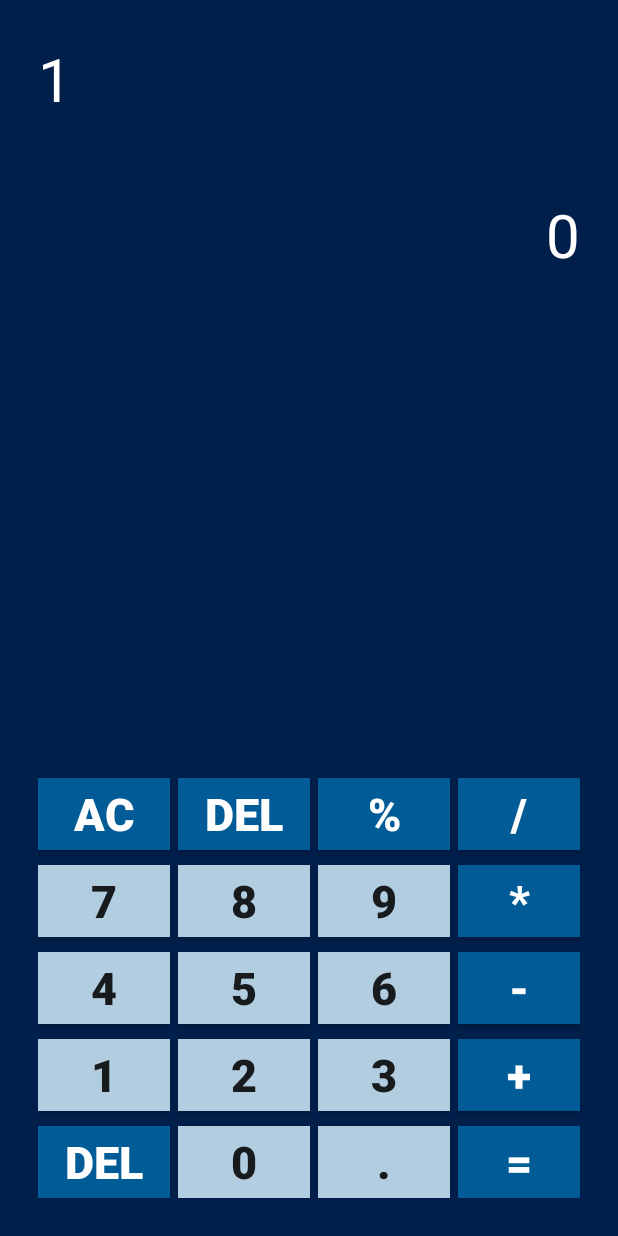
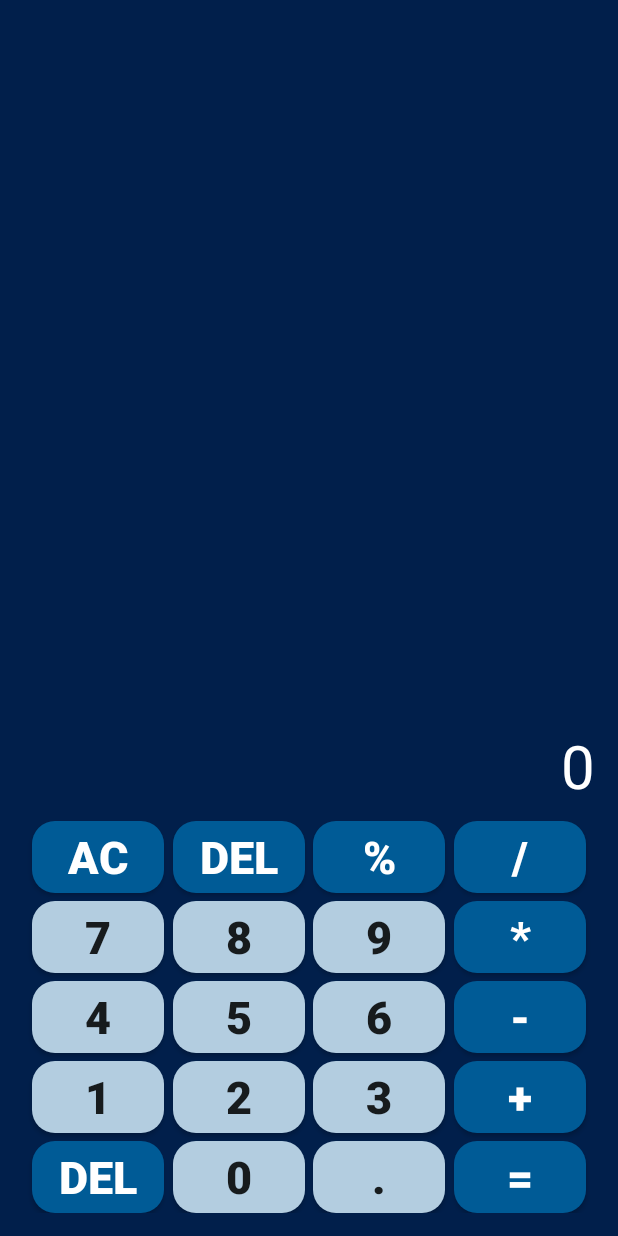
Before and after one commit to TropicalKhaotic/AndroidLearning, an Android app: the screen it shows after launch (MainActivity), on a phone screen of 412 x 824 dp. Run offline under Robolectric (Android 15) with nearby library versions, the phone set to English and light mode, and no system bars.

Commit message:
Created new layout using constraint_layout for the calculator

```diff
--- a/app/src/main/res/drawable/shape_button.xml
+++ b/app/src/main/res/drawable/shape_button.xml
@@ -1,4 +1,7 @@
 <?xml version="1.0" encoding="utf-8"?>
-<shape xmlns:android="http://schemas.android.com/apk/res/android">
+<shape xmlns:android="http://schemas.android.com/apk/res/android"
+    android:shape="rectangle">
+    <corners android:radius="15dp"/>
     <solid android:color="@color/light_blue"/>
+
 </shape>
--- a/app/src/main/res/drawable/shape_button_op.xml
+++ b/app/src/main/res/drawable/shape_button_op.xml
@@ -1,4 +1,6 @@
 <?xml version="1.0" encoding="utf-8"?>
-<shape xmlns:android="http://schemas.android.com/apk/res/android">
+<shape xmlns:android="http://schemas.android.com/apk/res/android"
+    android:shape="rectangle">
+    <corners android:radius="15dp"/>
     <solid android:color="@color/medium_blue"/>
 </shape>
--- a/app/src/main/res/layout/activity_main.xml
+++ b/app/src/main/res/layout/activity_main.xml
@@ -1,5 +1,5 @@
 <?xml version="1.0" encoding="utf-8"?>
-<RelativeLayout xmlns:android="http://schemas.android.com/apk/res/android"
+<androidx.constraintlayout.widget.ConstraintLayout xmlns:android="http://schemas.android.com/apk/res/android"
     xmlns:app="http://schemas.android.com/apk/res-auto"
     xmlns:tools="http://schemas.android.com/tools"
     android:id="@+id/main"
@@ -10,275 +10,304 @@
     tools:context=".MainActivity">
 
 
-    <RelativeLayout
-        android:id="@+id/text_view"
+    <TextView
+        android:id="@+id/results"
+        android:layout_width="match_parent"
+        android:layout_height="wrap_content"
+        android:layout_marginBottom="10dp"
+        android:text="@string/Num_0"
+        android:textAlignment="textEnd"
+        android:textColor="@color/white"
+        android:textSize="40sp"
+        app:layout_constraintBottom_toTopOf="@+id/backspace_2"
+        app:layout_constraintEnd_toEndOf="@id/main"
+        app:layout_constraintStart_toStartOf="@id/main"
+        app:layout_constraintVertical_weight="1"
+
+        >
+
+    </TextView>
+
+    <TextView
+        android:id="@+id/calculations"
+        android:layout_width="match_parent"
+        android:layout_height="wrap_content"
+        android:text=""
+        android:textAlignment="textStart"
+        android:textColor="@color/white"
+        android:textSize="30sp"
+        app:layout_constraintEnd_toEndOf="@id/main"
+        app:layout_constraintStart_toStartOf="@id/main"
+        app:layout_constraintTop_toTopOf="@id/main">
+
+    </TextView>
+
+    <Button
+        android:id="@+id/backspace"
+        style="@style/Button_op"
         android:layout_width="wrap_content"
         android:layout_height="wrap_content"
-        android:layout_centerHorizontal="true"
-        android:padding="10dp">
+        android:layout_marginTop="5dp"
+        android:text="@string/delete"
+        android:textColor="@color/white"
+        app:layout_constraintBottom_toBottomOf="@+id/main"
+        app:layout_constraintEnd_toStartOf="@id/zero"
+        app:layout_constraintStart_toStartOf="@id/main">
+
+    </Button>
+
+    <Button
+        android:id="@+id/zero"
+        style="@style/Button_1"
+        android:layout_width="wrap_content"
+        android:layout_height="wrap_content"
+        android:layout_marginTop="5dp"
+        android:text="@string/Num_0"
+        app:layout_constraintBottom_toBottomOf="@id/main"
+        app:layout_constraintEnd_toStartOf="@+id/dot_button"
+        app:layout_constraintStart_toEndOf="@id/backspace">
 
 
-        <TextView
-            android:id="@+id/calculations"
-            android:layout_width="match_parent"
-            android:layout_height="wrap_content"
-            android:text="1"
-            android:textAlignment="textStart"
-            android:textColor="@color/white"
-            android:textSize="40sp">
+    </Button>
 
-        </TextView>
-
-        <TextView
-            android:id="@+id/results"
-            android:layout_width="match_parent"
-            android:layout_height="wrap_content"
-            android:layout_below="@+id/calculations"
-            android:paddingTop="50dp"
-            android:text="0"
-            android:textAlignment="textEnd"
-            android:textColor="@color/white"
-            android:textSize="40sp">
-
-        </TextView>
-
-    </RelativeLayout>
-
-    <RelativeLayout
-        android:id="@+id/buttons"
+    <Button
+        android:id="@+id/dot_button"
+        style="@style/Button_1"
         android:layout_width="wrap_content"
         android:layout_height="wrap_content"
-        android:padding="10dp"
-        android:layout_below="@+id/text_view"
-        android:layout_centerHorizontal="true">
+        android:text="@string/dot"
+        app:layout_constraintBottom_toBottomOf="@+id/main"
+        app:layout_constraintEnd_toStartOf="@+id/equals_button"
+        app:layout_constraintStart_toEndOf="@id/zero">
 
-        <Button
-            android:id="@+id/ac_button"
-            style="@style/Button_op"
-            android:layout_above="@+id/seven"
-            android:layout_marginEnd="5dp"
-            android:text="@string/ac"
-            android:textColor="@color/white">
+    </Button>
 
-        </Button>
+    <Button
+        android:id="@+id/equals_button"
+        style="@style/Button_op"
+        android:layout_width="wrap_content"
+        android:layout_height="wrap_content"
+        android:text="@string/equals"
+        android:textColor="@color/white"
+        app:layout_constraintBottom_toBottomOf="@+id/main"
+        app:layout_constraintEnd_toEndOf="@id/main"
+        app:layout_constraintStart_toEndOf="@id/dot_button">
 
-        <Button
-            android:id="@+id/backspace"
-            style="@style/Button_op"
-            android:layout_above="@+id/eight"
-            android:layout_toEndOf="@id/ac_button"
-            android:layout_marginEnd="5dp"
-            android:text="@string/delete"
-            android:textColor="@color/white"
+    </Button>
 
-            >
+    <Button
+        android:id="@+id/one"
+        style="@style/Button_1"
+        android:layout_width="wrap_content"
+        android:layout_height="wrap_content"
+        android:layout_marginBottom="5dp"
+        android:text="@string/Num_1"
+        app:layout_constraintBottom_toTopOf="@+id/backspace"
+        app:layout_constraintEnd_toStartOf="@id/two"
+        app:layout_constraintStart_toStartOf="@id/main">
 
-        </Button>
+    </Button>
 
-        <Button
-            android:id="@+id/percent_button"
-            style="@style/Button_op"
-            android:layout_above="@+id/nine"
-            android:layout_toEndOf="@id/backspace"
-            android:layout_marginEnd="5dp"
-            android:text="@string/percentage"
-            android:textColor="@color/white">
+    <Button
+        android:id="@+id/two"
+        style="@style/Button_1"
+        android:layout_width="wrap_content"
+        android:layout_height="wrap_content"
+        android:layout_marginBottom="5dp"
+        android:text="@string/Num_2"
+        app:layout_constraintBottom_toTopOf="@id/zero"
+        app:layout_constraintEnd_toStartOf="@id/three"
+        app:layout_constraintStart_toEndOf="@id/one">
 
-        </Button>
+    </Button>
 
-        <Button
-            android:id="@+id/division_button"
-            style="@style/Button_op"
-            android:layout_above="@+id/multiplication_button"
-            android:layout_toEndOf="@id/percent_button"
-            android:text="@string/division"
-            android:textColor="@color/white">
+    <Button
+        android:id="@+id/three"
+        style="@style/Button_1"
+        android:layout_width="wrap_content"
+        android:layout_height="wrap_content"
+        android:layout_marginBottom="5dp"
+        android:text="@string/Num_3"
+        app:layout_constraintBottom_toTopOf="@+id/dot_button"
+        app:layout_constraintEnd_toStartOf="@+id/sum_button"
+        app:layout_constraintStart_toEndOf="@id/two">
 
-        </Button>
+    </Button>
 
-        <Button
-            android:id="@+id/seven"
-            style="@style/Button_1"
-            android:layout_above="@+id/four"
-            android:layout_marginTop="10dp"
-            android:layout_marginEnd="5dp"
-            android:text="@string/Num_7">
+    <Button
+        android:id="@+id/sum_button"
+        style="@style/Button_op"
+        android:layout_width="wrap_content"
+        android:layout_height="wrap_content"
+        android:layout_marginBottom="5dp"
+        android:text="@string/sum"
+        android:textColor="@color/white"
+        app:layout_constraintBottom_toTopOf="@+id/equals_button"
+        app:layout_constraintEnd_toEndOf="@id/main"
+        app:layout_constraintStart_toEndOf="@id/three">
 
-        </Button>
+    </Button>
 
-        <Button
-            android:id="@+id/eight"
-            style="@style/Button_1"
-            android:layout_above="@+id/five"
-            android:layout_toEndOf="@id/seven"
-            android:layout_marginTop="10dp"
-            android:layout_marginEnd="5dp"
-            android:text="@string/Num_8">
+    <Button
+        android:id="@+id/four"
+        style="@style/Button_1"
+        android:layout_width="wrap_content"
+        android:layout_height="wrap_content"
+        android:layout_marginBottom="5dp"
+        android:text="@string/Num_4"
+        app:layout_constraintBottom_toTopOf="@+id/one"
+        app:layout_constraintEnd_toStartOf="@id/two"
+        app:layout_constraintStart_toStartOf="@id/main">
 
-        </Button>
+    </Button>
 
-        <Button
-            android:id="@+id/nine"
-            style="@style/Button_1"
-            android:layout_above="@+id/six"
-            android:layout_toEndOf="@id/eight"
-            android:layout_marginTop="10dp"
-            android:layout_marginEnd="5dp"
-            android:text="@string/Num_9">
+    <Button
+        android:id="@+id/five"
+        style="@style/Button_1"
+        android:layout_width="wrap_content"
+        android:layout_height="wrap_content"
+        android:layout_marginBottom="5dp"
+        android:text="@string/Num_5"
+        app:layout_constraintBottom_toTopOf="@id/two"
+        app:layout_constraintEnd_toStartOf="@id/three"
+        app:layout_constraintStart_toEndOf="@id/one">
 
-        </Button>
+    </Button>
 
-        <Button
-            android:id="@+id/multiplication_button"
-            style="@style/Button_op"
-            android:layout_above="@+id/minus_button"
-            android:layout_toEndOf="@id/nine"
-            android:layout_marginTop="10dp"
+    <Button
+        android:id="@+id/six"
+        style="@style/Button_1"
+        android:layout_width="wrap_content"
+        android:layout_height="wrap_content"
+        android:layout_marginBottom="5dp"
+        android:text="@string/Num_6"
+        app:layout_constraintBottom_toTopOf="@+id/three"
+        app:layout_constraintEnd_toStartOf="@+id/sum_button"
+        app:layout_constraintStart_toEndOf="@id/two">
 
-            android:text="@string/multiplication"
-            android:textColor="@color/white">
+    </Button>
 
-        </Button>
+    <Button
+        android:id="@+id/minus_button"
+        style="@style/Button_op"
+        android:layout_width="wrap_content"
+        android:layout_height="wrap_content"
+        android:layout_marginBottom="5dp"
+        android:text="@string/minus"
+        android:textColor="@color/white"
+        app:layout_constraintBottom_toTopOf="@+id/sum_button"
+        app:layout_constraintEnd_toEndOf="@id/main"
+        app:layout_constraintStart_toEndOf="@id/three">
 
-        <Button
-            android:id="@+id/four"
-            style="@style/Button_1"
-            android:layout_above="@+id/one"
-            android:layout_marginTop="10dp"
-            android:layout_marginEnd="5dp"
-            android:text="@string/Num_4">
+    </Button>
 
-        </Button>
+    <Button
+        android:id="@+id/seven"
+        style="@style/Button_1"
+        android:layout_width="wrap_content"
+        android:layout_height="wrap_content"
+        android:layout_marginBottom="5dp"
+        android:text="@string/Num_7"
+        app:layout_constraintBottom_toTopOf="@+id/four"
+        app:layout_constraintEnd_toStartOf="@id/two"
+        app:layout_constraintStart_toStartOf="@id/main">
 
-        <Button
-            android:id="@+id/five"
-            style="@style/Button_1"
-            android:layout_above="@+id/two"
-            android:layout_toEndOf="@id/four"
-            android:layout_marginTop="10dp"
-            android:layout_marginEnd="5dp"
-            android:text="@string/Num_5">
+    </Button>
 
-        </Button>
+    <Button
+        android:id="@+id/eight"
+        style="@style/Button_1"
+        android:layout_width="wrap_content"
+        android:layout_height="wrap_content"
+        android:layout_marginBottom="5dp"
+        android:text="@string/Num_8"
+        app:layout_constraintBottom_toTopOf="@id/five"
+        app:layout_constraintEnd_toStartOf="@id/three"
+        app:layout_constraintStart_toEndOf="@id/one">
 
-        <Button
-            android:id="@+id/six"
-            style="@style/Button_1"
-            android:layout_above="@+id/three"
-            android:layout_toEndOf="@id/five"
-            android:layout_marginTop="10dp"
-            android:layout_marginEnd="5dp"
-            android:text="@string/Num_6"
+    </Button>
 
-            >
+    <Button
+        android:id="@+id/nine"
+        style="@style/Button_1"
+        android:layout_width="wrap_content"
+        android:layout_height="wrap_content"
+        android:layout_marginBottom="5dp"
+        android:text="@string/Num_9"
+        app:layout_constraintBottom_toTopOf="@+id/six"
+        app:layout_constraintEnd_toStartOf="@+id/sum_button"
+        app:layout_constraintStart_toEndOf="@id/two">
 
-        </Button>
+    </Button>
 
-        <Button
-            android:id="@+id/minus_button"
-            style="@style/Button_op"
-            android:layout_above="@+id/sum_button"
-            android:layout_toEndOf="@id/six"
-            android:layout_marginTop="10dp"
+    <Button
+        android:id="@+id/multiplication_button"
+        style="@style/Button_op"
+        android:layout_width="wrap_content"
+        android:layout_height="wrap_content"
+        android:layout_marginBottom="5dp"
+        android:text="@string/multiplication"
+        android:textColor="@color/white"
+        app:layout_constraintBottom_toTopOf="@+id/minus_button"
+        app:layout_constraintEnd_toEndOf="@id/main"
+        app:layout_constraintStart_toEndOf="@id/three">
 
-            android:text="@string/minus"
-            android:textColor="@color/white"
+    </Button>
 
-            >
+    <Button
+        android:id="@+id/ac_button"
+        style="@style/Button_op"
+        android:layout_width="wrap_content"
+        android:layout_height="wrap_content"
+        android:layout_marginBottom="5dp"
+        android:text="@string/ac"
+        android:textColor="@color/white"
+        app:layout_constraintBottom_toTopOf="@id/seven"
+        app:layout_constraintEnd_toStartOf="@id/backspace_2"
+        app:layout_constraintStart_toStartOf="@id/main">
 
-        </Button>
+    </Button>
 
-        <Button
-            android:id="@+id/one"
-            style="@style/Button_1"
-            android:layout_above="@+id/backspace_2"
-            android:layout_marginTop="10dp"
-            android:layout_marginEnd="5dp"
-            android:text="@string/Num_1">
+    <Button
+        android:id="@+id/backspace_2"
+        style="@style/Button_op"
+        android:layout_width="wrap_content"
+        android:layout_height="wrap_content"
+        android:layout_marginBottom="5dp"
+        android:text="@string/delete"
+        android:textColor="@color/white"
+        app:layout_constraintBottom_toTopOf="@id/eight"
+        app:layout_constraintEnd_toStartOf="@id/percent_button"
+        app:layout_constraintStart_toEndOf="@id/ac_button">
 
-        </Button>
+    </Button>
 
-        <Button
-            android:id="@+id/two"
-            style="@style/Button_1"
-            android:layout_above="@+id/zero"
-            android:layout_toEndOf="@id/one"
-            android:layout_marginTop="10dp"
-            android:layout_marginEnd="5dp"
-            android:text="@string/Num_2">
+    <Button
+        android:id="@+id/percent_button"
+        style="@style/Button_op"
+        android:layout_width="wrap_content"
+        android:layout_height="wrap_content"
+        android:layout_marginBottom="5dp"
+        android:text="@string/percentage"
+        android:textColor="@color/white"
+        app:layout_constraintBottom_toTopOf="@id/nine"
+        app:layout_constraintEnd_toStartOf="@id/division_button"
+        app:layout_constraintStart_toEndOf="@id/backspace_2">
 
-        </Button>
+    </Button>
 
-        <Button
-            android:id="@+id/three"
-            style="@style/Button_1"
-            android:layout_above="@+id/dot_button"
-            android:layout_toEndOf="@id/two"
-            android:layout_marginTop="10dp"
-            android:layout_marginEnd="5dp"
-            android:text="@string/Num_3">
+    <Button
+        android:id="@+id/division_button"
+        style="@style/Button_op"
+        android:layout_width="wrap_content"
+        android:layout_height="wrap_content"
+        android:layout_marginBottom="5dp"
+        android:text="@string/division"
+        android:textColor="@color/white"
+        app:layout_constraintBottom_toTopOf="@id/multiplication_button"
+        app:layout_constraintEnd_toEndOf="@id/main"
+        app:layout_constraintStart_toEndOf="@id/percent_button">
 
-        </Button>
+    </Button>
 
-        <Button
-            android:id="@+id/sum_button"
-            style="@style/Button_op"
-            android:layout_above="@+id/equals_button"
-            android:layout_toEndOf="@id/three"
-            android:layout_marginTop="10dp"
-
-            android:text="@string/sum"
-            android:textColor="@color/white">
-
-        </Button>
-
-        <Button
-            android:id="@+id/backspace_2"
-            style="@style/Button_op"
-            android:layout_alignParentBottom="true"
-            android:layout_marginTop="10dp"
-            android:layout_marginEnd="5dp"
-            android:text="@string/delete"
-            android:textColor="@color/white">
-
-        </Button>
-
-        <Button
-            android:id="@+id/zero"
-            style="@style/Button_1"
-            android:layout_alignParentBottom="true"
-            android:layout_marginEnd="5dp"
-            android:layout_marginTop="10dp"
-            android:layout_toEndOf="@id/backspace_2"
-            android:text="@string/Num_0">
-
-        </Button>
-
-        <Button
-            android:id="@+id/dot_button"
-            style="@style/Button_1"
-            android:layout_alignParentBottom="true"
-            android:layout_marginTop="10dp"
-            android:layout_marginEnd="5dp"
-            android:layout_toEndOf="@id/zero"
-            android:text="@string/dot">
-
-        </Button>
-
-        <Button
-            android:id="@+id/equals_button"
-            style="@style/Button_op"
-            android:layout_alignParentBottom="true"
-            android:layout_toEndOf="@id/dot_button"
-            android:layout_marginTop="10dp"
-
-            android:text="@string/equals"
-            android:textColor="@color/white">
-
-        </Button>
-
-
-    </RelativeLayout>
-
-
-</RelativeLayout>
+</androidx.constraintlayout.widget.ConstraintLayout>
```
